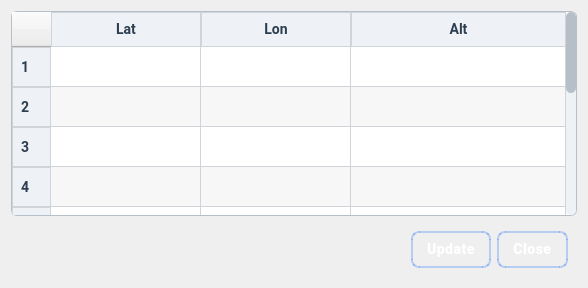
shridharbhandiwad/Zoppler_MissionPlannerQt, file cupdateroute.ui: the form before one commit.
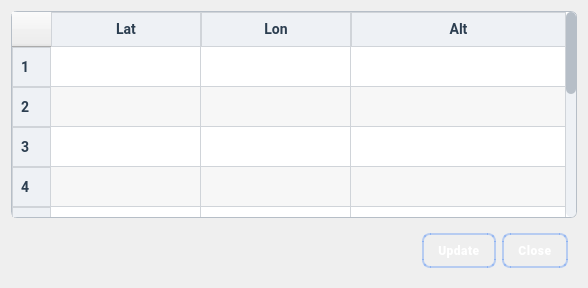
The form after the commit.

Commit message: Refactor: Use RGBA for button colors and adjust font sizes

Diff of the .ui file:
```diff
--- a/cupdateroute.ui
+++ b/cupdateroute.ui
@@ -43,15 +43,16 @@
    =============================== */
 QPushButton {
     background: qlineargradient(x1:0, y1:0, x2:0, y2:1,
-                                stop:0 #3478f6,
-                                stop:0.5 #2d6bdd,
-                                stop:1 #255bc0);
+                                stop:0 rgba(52, 120, 246, 0.7),
+                                stop:0.5 rgba(45, 107, 221, 0.7),
+                                stop:1 rgba(37, 91, 192, 0.7));
     color: white;
     padding: 8px 14px;
     border-radius: 8px;
     border: 2px solid rgba(52, 120, 246, 0.3);
     font-weight: 700;
     letter-spacing: 0.5px;
+    font-size: 12px;
 }
 
 QPushButton:hover {
@@ -72,8 +73,8 @@
 
 QPushButton:disabled {
     background: qlineargradient(x1:0, y1:0, x2:0, y2:1,
-                                stop:0 #BDBDBD,
-                                stop:1 #9E9E9E);
+                                stop:0 rgba(189, 189, 189, 0.7),
+                                stop:1 rgba(158, 158, 158, 0.7));
     border: 2px solid rgba(189, 189, 189, 0.3);
     color: rgba(255, 255, 255, 0.5);
 }
@@ -81,9 +82,9 @@
 /* Close Button (Optional Different Color) */
 QPushButton#closeButton {
     background: qlineargradient(x1:0, y1:0, x2:0, y2:1,
-                                stop:0 #e74c3c,
-                                stop:0.5 #cf4436,
-                                stop:1 #b83c30);
+                                stop:0 rgba(231, 76, 60, 0.7),
+                                stop:0.5 rgba(207, 68, 54, 0.7),
+                                stop:1 rgba(184, 60, 48, 0.7));
     border: 2px solid rgba(231, 76, 60, 0.3);
 }
 
```
Left out of the diff: 20 changed lines with no effect on the pictures. The commit also changes 2 other files.
